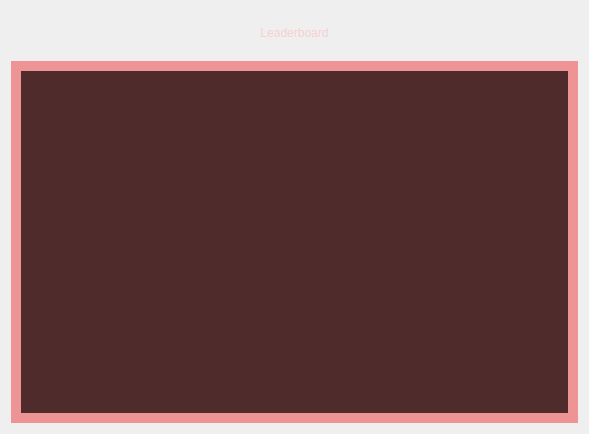
Before: the Qt Designer form MATFWars/leaderboard.ui in Divljo31/MATFWars, drawn with Qt 5.
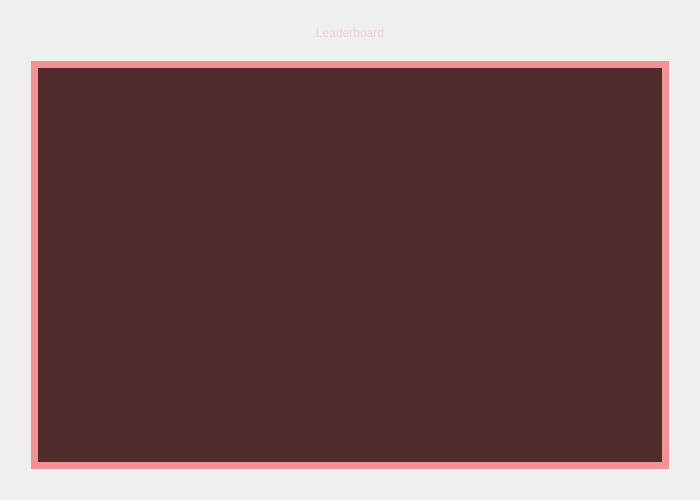
After: the same form once the commit is applied. Icons and pictures are not drawn.

Patch:
```diff
--- a/MATFWars/leaderboard.ui
+++ b/MATFWars/leaderboard.ui
@@ -6,10 +6,22 @@
    <rect>
     <x>0</x>
     <y>0</y>
-    <width>589</width>
-    <height>434</height>
+    <width>700</width>
+    <height>500</height>
    </rect>
   </property>
+  <property name="minimumSize">
+   <size>
+    <width>700</width>
+    <height>300</height>
+   </size>
+  </property>
+  <property name="maximumSize">
+   <size>
+    <width>700</width>
+    <height>700</height>
+   </size>
+  </property>
   <property name="windowTitle">
    <string>MATFWars</string>
   </property>
@@ -19,6 +31,18 @@
   <layout class="QVBoxLayout" name="verticalLayout_2">
    <item>
     <layout class="QVBoxLayout" name="verticalLayout">
+     <property name="leftMargin">
+      <number>20</number>
+     </property>
+     <property name="topMargin">
+      <number>0</number>
+     </property>
+     <property name="rightMargin">
+      <number>20</number>
+     </property>
+     <property name="bottomMargin">
+      <number>20</number>
+     </property>
      <item>
       <spacer name="verticalSpacer_2">
        <property name="orientation">
@@ -69,9 +93,9 @@
       <widget class="QTextBrowser" name="leaderboard_textBrowser">
        <property name="styleSheet">
         <string notr="true">background-color: rgb(79, 43, 43);
-border:10px solid;
+border:7px solid;
 border-color: rgb(238, 148, 148);
-background-image: url(:/background/backgroundBtns.jpg);</string>
+</string>
        </property>
       </widget>
      </item>
```
Left out of the diff: 6 changed lines with no effect on the pictures.
